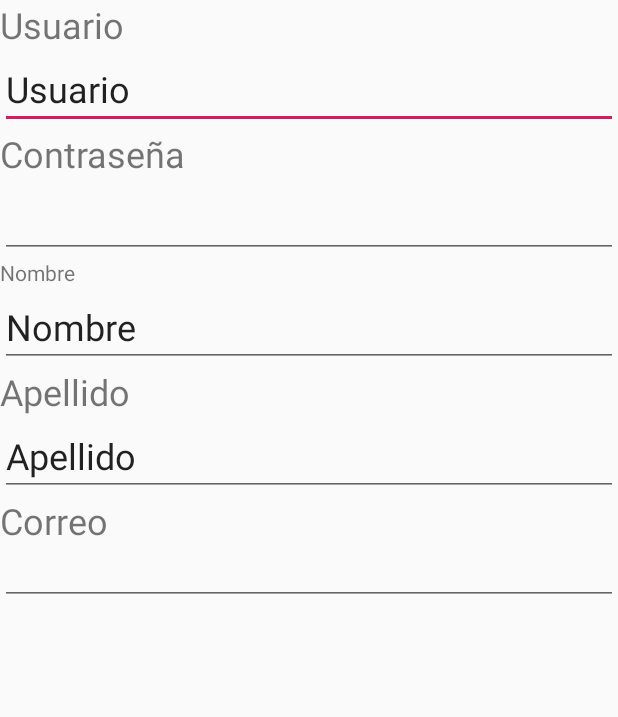
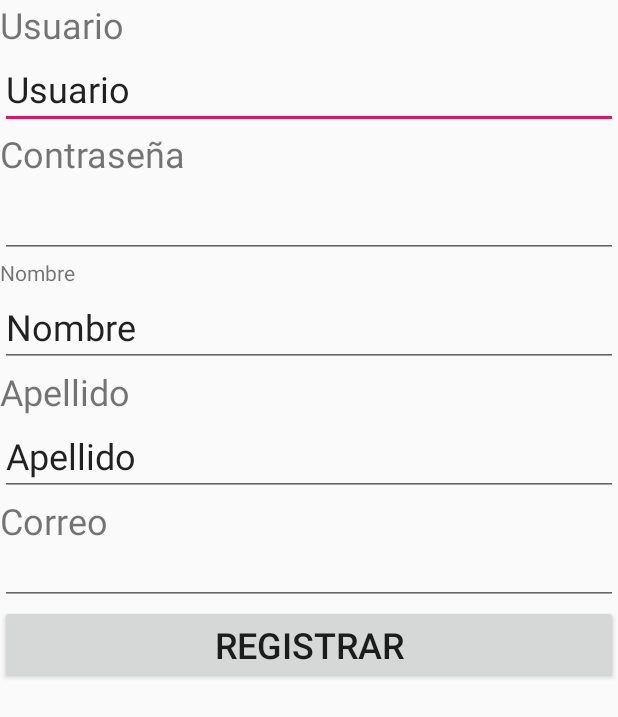
Before and after one commit to fdearmas96/Reunite, an Android app: the layout fragment_registro_usuario.xml on its own in the app's theme, with its tools: preview values and no code run, on a phone screen of 412 x 824 dp. Shown: the top 717 px of the screen. Run offline under Robolectric (Android 15) with nearby library versions, the phone set to English and light mode, and no system bars; network calls fail.

Commit message:
Update fragment_registro_usuario.xml

```diff
--- a/app/src/main/res/layout/fragment_registro_usuario.xml
+++ b/app/src/main/res/layout/fragment_registro_usuario.xml
@@ -87,5 +87,12 @@
             android:ems="10"
             android:inputType="textEmailAddress"
             android:textSize="14sp" />
+
+        <Button
+            android:id="@+id/regiostro_btn_registrar"
+            android:layout_width="match_parent"
+            android:layout_height="wrap_content"
+            android:text="Registrar"
+            android:textSize="24sp" />
     </LinearLayout>
 </FrameLayout>
```
